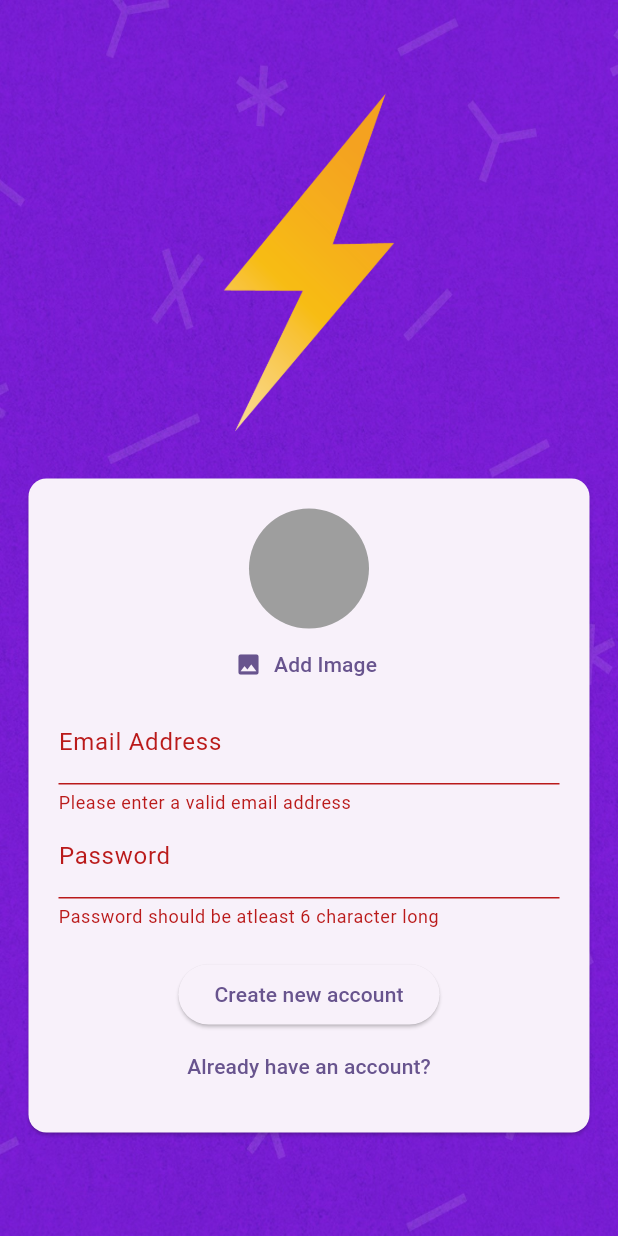
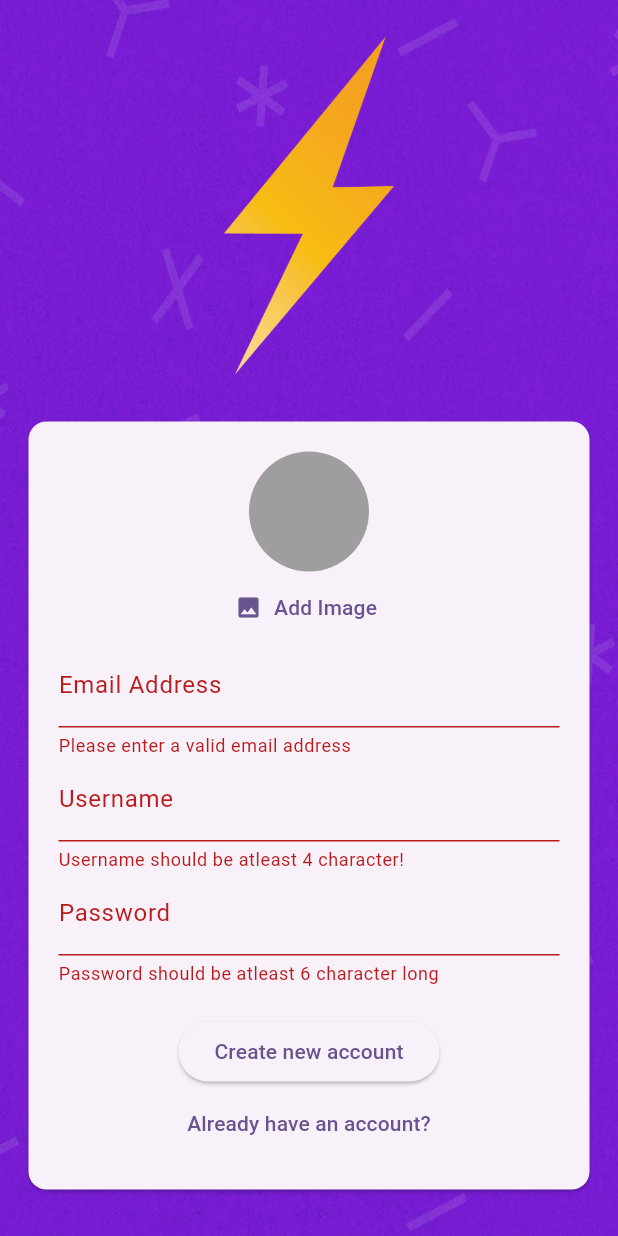
Before and after one commit to ganesh7262/flutter, a Flutter app: the RegisterationPage screen opened directly, after a tap on "Create new account", on a phone screen of 412 x 824 dp. Run offline on Flutter 3.47's test engine with Material 2 defaults, Android fonts, the phone set to English and light mode, and no system bars; our stand-ins replace animated_text_kit, audioplayers, cloud_firestore, firebase_auth, firebase_core, firebase_storage and 7 more; accounts and stored records are empty.

Commit message:
chat screen

```diff
--- a/Flutter-dev/flash_chat_v2/lib/screens/registeration_page.dart
+++ b/Flutter-dev/flash_chat_v2/lib/screens/registeration_page.dart
@@ -1,5 +1,6 @@
 import 'dart:io';
 
+import 'package:cloud_firestore/cloud_firestore.dart';
 import 'package:firebase_storage/firebase_storage.dart';
 import 'package:flash_chat_v2/screens/login_screen.dart';
 import 'package:flash_chat_v2/widget/user_image_picker.dart';
@@ -18,6 +19,7 @@ class RegisterationPage extends StatefulWidget {
 class _RegisterationPageState extends State<RegisterationPage> {
   var _userEmail = "";
   var _userPassword = "";
+  var _username = "";
   File? _selectedImage;
   bool _isAuthenticating = false;
 
@@ -41,6 +43,15 @@ class _RegisterationPageState extends State<RegisterationPage> {
       await storageRef.putFile(_selectedImage!);
       final imageUrl = await storageRef.getDownloadURL();
       print(imageUrl);
+
+      FirebaseFirestore.instance
+          .collection("user")
+          .doc(userCred.user!.uid)
+          .set({
+        'username': _username,
+        'email': _userEmail,
+        'image_url': imageUrl,
+      });
 
       if (context.mounted) Navigator.of(context).pop();
     } on FirebaseAuthException catch (error) {
@@ -112,6 +123,22 @@ class _RegisterationPageState extends State<RegisterationPage> {
                               ),
                               TextFormField(
                                 decoration: const InputDecoration(
+                                    labelText: "Username"),
+                                enableSuggestions: false,
+                                validator: (value) {
+                                  if (value == null ||
+                                      value.isEmpty ||
+                                      value.length < 4) {
+                                    return "Username should be atleast 4 character!";
+                                  }
+                                  return null;
+                                },
+                                onSaved: (newValue) {
+                                  _username = newValue!;
+                                },
+                              ),
+                              TextFormField(
+                                decoration: const InputDecoration(
                                     labelText: "Password"),
                                 obscureText: true,
                                 validator: (value) {
```
Also changed, not shown: Flutter-dev/flash_chat_v2/lib/screens/chat_screen.dart (+25 -3 lines), Flutter-dev/flash_chat_v2/lib/widget/chat_messages.dart (added, +12 -0 lines), Flutter-dev/flash_chat_v2/lib/widget/new_messages.dart (added, +66 -0 lines), 1 other file.
